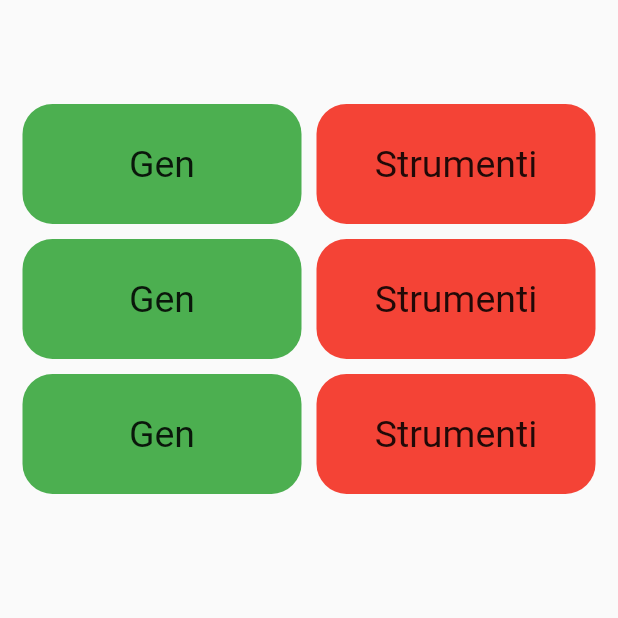
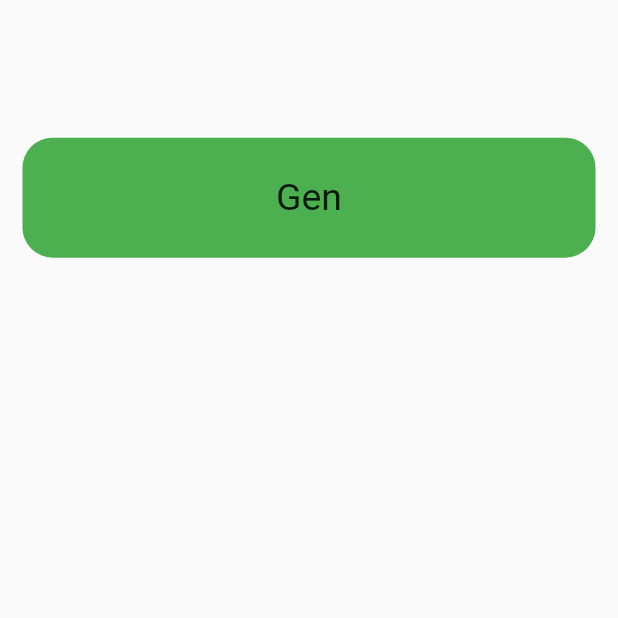
Before and after one commit to LapoCremonesi/pokedex_flutter, a Flutter app: the screen it shows after launch, on a phone screen of 412 x 824 dp, the top half of it. Run offline on Flutter 3.47's test engine with Material 2 defaults, Android fonts, the phone set to English and light mode, and no system bars.

Commit message:
Changed the home screen

```diff
--- a/lib/screen/homescreen.dart
+++ b/lib/screen/homescreen.dart
@@ -1,4 +1,6 @@
 import 'package:flutter/material.dart';
+import 'package:pokedex/screen/pokemon_screen.dart';
+import 'package:pokedex/screen/strumenti_screen.dart';
 import 'package:pokedex/widget/single_row_home_screen.dart';
 
 class HomeScreen extends StatefulWidget {
@@ -15,16 +17,7 @@ class _HomeScreenState extends State<HomeScreen> {
       children: [
         Spacer(flex: 1),
         SingleRowContainer(
-          leftLabel: "Gen",
-          rightLabel: "Strumenti"
-        ),
-        SingleRowContainer(
-          leftLabel: "Gen",
-          rightLabel: "Strumenti"
-        ),
-        SingleRowContainer(
-          leftLabel: "Gen",
-          rightLabel: "Strumenti"
+          label: "Gen",
         ),
         Spacer(flex: 7),
       ],
--- /dev/null
+++ b/lib/screen/strumenti_screen.dart
@@ -0,0 +1,10 @@
+import 'package:flutter/material.dart';
+
+class StrumentiScreen extends StatelessWidget {
+  const StrumentiScreen({super.key});
+
+  @override
+  Widget build(BuildContext context) {
+    return Container();
+  }
+}
--- a/lib/widget/single_row_home_screen.dart
+++ b/lib/widget/single_row_home_screen.dart
@@ -4,11 +4,10 @@ import 'package:pokedex/screen/pokemon_screen.dart';
 class SingleRowContainer extends StatefulWidget {
   const SingleRowContainer({
     super.key,
-    required this.leftLabel,
-    required this.rightLabel,
+    required this.label,
   });
 
-  final String leftLabel, rightLabel;
+  final String label;
 
   @override
   State<SingleRowContainer> createState() => _SingleRowContainerState();
@@ -17,11 +16,7 @@ class SingleRowContainer extends StatefulWidget {
 class _SingleRowContainerState extends State<SingleRowContainer> {
   @override
   Widget build(BuildContext context) {
-    double width = MediaQuery.of(context).size.width;
-
-    return Row(
-      children: [
-        GestureDetector(
+    return GestureDetector(
       onTap: () {
         Navigator.push(
           context,
@@ -32,42 +27,19 @@ class _SingleRowContainerState extends State<SingleRowContainer> {
       },
       child: Container(
         height: 80,
-            width: (width / 2) - 20,
-            margin: const EdgeInsets.only(left: 15, right: 5, bottom: 10),
+        width: double.infinity,
+        margin: const EdgeInsets.only(left: 15, right: 15, bottom: 10),
         decoration: BoxDecoration(
           borderRadius: BorderRadius.circular(20),
           color: Colors.green,
         ),
         child: Center(
           child: Text(
-                widget.leftLabel,
-                style: const TextStyle(
-                  fontSize: 25
+            widget.label,
+            style: const TextStyle(fontSize: 25),
           ),
         ),
       ),
-          ),
-        ),
-        GestureDetector(
-          child: Container(
-            height: 80,
-            width: (width / 2) - 20,
-            margin: const EdgeInsets.only(left: 5, right: 15, bottom: 10),
-            decoration: BoxDecoration(
-              borderRadius: BorderRadius.circular(20),
-              color: Colors.red,
-            ),
-            child: Center(
-              child: Text(
-                widget.rightLabel,
-                style: const TextStyle(
-                  fontSize: 25
-                ),
-              ),
-            ),
-          ),
-        ),
-      ],
     );
   }
 }
```
Lines whose indentation alone changed are shown as unchanged.
